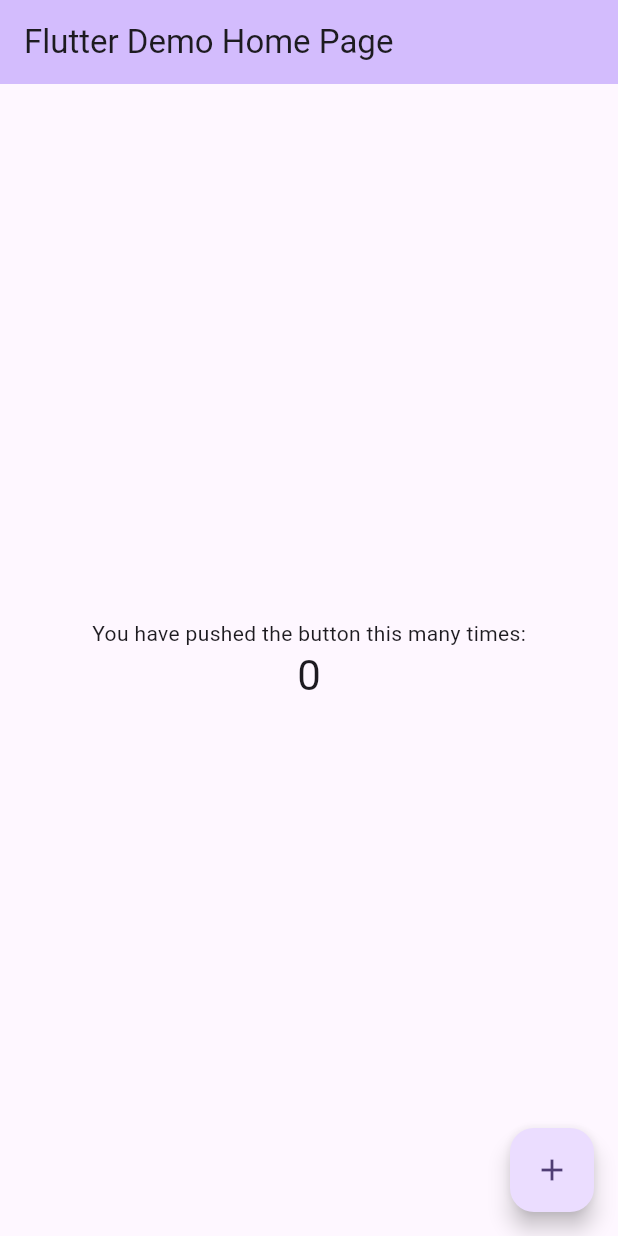
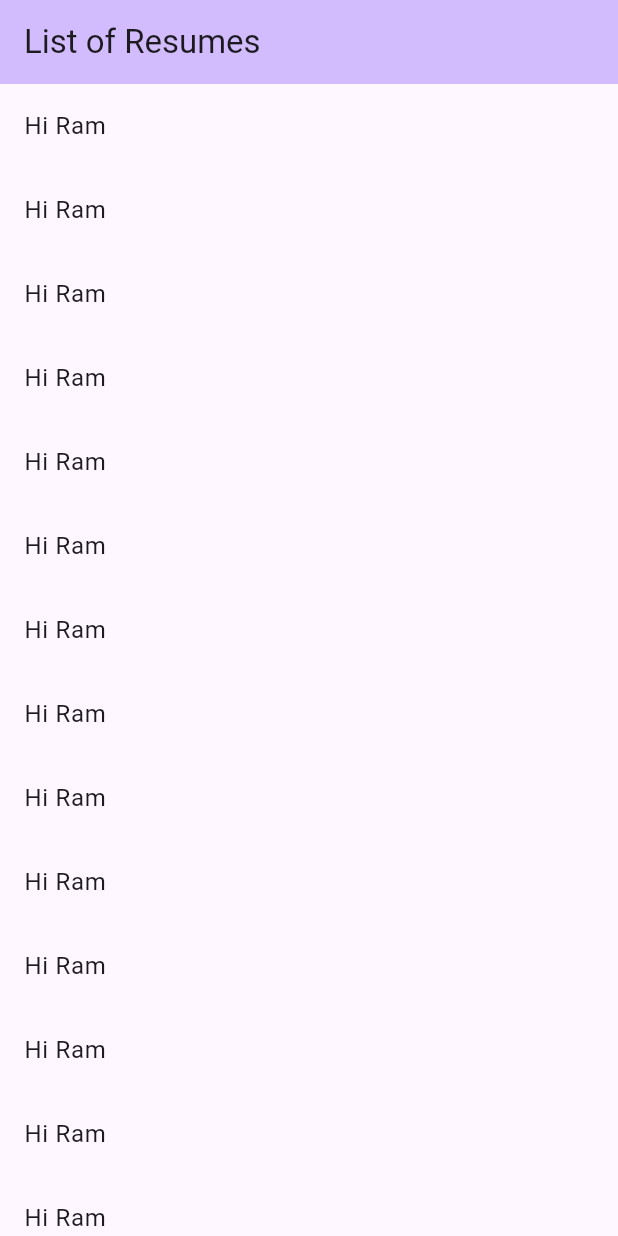
Before and after one commit to ram7767/ram_Personal_Protfolio_flutter_app, a Flutter app: the screen it shows after launch, on a phone screen of 412 x 824 dp. Run offline on Flutter 3.47's test engine with Material 2 defaults, Android fonts, the phone set to English and light mode, and no system bars.

Commit message:
Added the List View

```diff
--- a/lib/main.dart
+++ b/lib/main.dart
@@ -1,125 +1,84 @@
 import 'package:flutter/material.dart';
+import 'package:ram_personal_protfolio_flutter_app/main_view/resumes_list_view.dart';
 
 void main() {
-  runApp(const MyApp());
+  runApp(const MainScreen());
 }
 
-class MyApp extends StatelessWidget {
-  const MyApp({super.key});
-
-  // This widget is the root of your application.
+class MainScreen extends StatelessWidget {
+  const MainScreen({super.key});
   @override
   Widget build(BuildContext context) {
     return MaterialApp(
-      title: 'Flutter Demo',
+      title: 'Portfolio',
       theme: ThemeData(
-        // This is the theme of your application.
-        //
-        // TRY THIS: Try running your application with "flutter run". You'll see
-        // the application has a blue toolbar. Then, without quitting the app,
-        // try changing the seedColor in the colorScheme below to Colors.green
-        // and then invoke "hot reload" (save your changes or press the "hot
-        // reload" button in a Flutter-supported IDE, or press "r" if you used
-        // the command line to start the app).
-        //
-        // Notice that the counter didn't reset back to zero; the application
-        // state is not lost during the reload. To reset the state, use hot
-        // restart instead.
-        //
-        // This works for code too, not just values: Most code changes can be
-        // tested with just a hot reload.
         colorScheme: ColorScheme.fromSeed(seedColor: Colors.deepPurple),
         useMaterial3: true,
       ),
-      home: const MyHomePage(title: 'Flutter Demo Home Page'),
+      home: const MainHomeScreen(title: 'Resume Builder App'),
     );
   }
 }
 
-class MyHomePage extends StatefulWidget {
-  const MyHomePage({super.key, required this.title});
-
-  // This widget is the home page of your application. It is stateful, meaning
-  // that it has a State object (defined below) that contains fields that affect
-  // how it looks.
-
-  // This class is the configuration for the state. It holds the values (in this
-  // case the title) provided by the parent (in this case the App widget) and
-  // used by the build method of the State. Fields in a Widget subclass are
-  // always marked "final".
-
+class MainHomeScreen extends StatefulWidget {
+  const MainHomeScreen({super.key, required this.title});
   final String title;
 
   @override
-  State<MyHomePage> createState() => _MyHomePageState();
+  State<MainHomeScreen> createState() => _MainHomeScreenState();
 }
 
-class _MyHomePageState extends State<MyHomePage> {
-  int _counter = 0;
-
-  void _incrementCounter() {
-    setState(() {
-      // This call to setState tells the Flutter framework that something has
-      // changed in this State, which causes it to rerun the build method below
-      // so that the display can reflect the updated values. If we changed
-      // _counter without calling setState(), then the build method would not be
-      // called again, and so nothing would appear to happen.
-      _counter++;
-    });
-  }
+class _MainHomeScreenState extends State<MainHomeScreen> {
 
   @override
   Widget build(BuildContext context) {
-    // This method is rerun every time setState is called, for instance as done
-    // by the _incrementCounter method above.
-    //
-    // The Flutter framework has been optimized to make rerunning build methods
-    // fast, so that you can just rebuild anything that needs updating rather
-    // than having to individually change instances of widgets.
-    return Scaffold(
-      appBar: AppBar(
-        // TRY THIS: Try changing the color here to a specific color (to
-        // Colors.amber, perhaps?) and trigger a hot reload to see the AppBar
-        // change color while the other colors stay the same.
-        backgroundColor: Theme.of(context).colorScheme.inversePrimary,
-        // Here we take the value from the MyHomePage object that was created by
-        // the App.build method, and use it to set our appbar title.
-        title: Text(widget.title),
-      ),
-      body: Center(
-        // Center is a layout widget. It takes a single child and positions it
-        // in the middle of the parent.
-        child: Column(
-          // Column is also a layout widget. It takes a list of children and
-          // arranges them vertically. By default, it sizes itself to fit its
-          // children horizontally, and tries to be as tall as its parent.
-          //
-          // Column has various properties to control how it sizes itself and
-          // how it positions its children. Here we use mainAxisAlignment to
-          // center the children vertically; the main axis here is the vertical
-          // axis because Columns are vertical (the cross axis would be
-          // horizontal).
-          //
-          // TRY THIS: Invoke "debug painting" (choose the "Toggle Debug Paint"
-          // action in the IDE, or press "p" in the console), to see the
-          // wireframe for each widget.
-          mainAxisAlignment: MainAxisAlignment.center,
-          children: <Widget>[
-            const Text(
-              'You have pushed the button this many times:',
-            ),
-            Text(
-              '$_counter',
-              style: Theme.of(context).textTheme.headlineMedium,
-            ),
-          ],
-        ),
-      ),
-      floatingActionButton: FloatingActionButton(
-        onPressed: _incrementCounter,
-        tooltip: 'Increment',
-        child: const Icon(Icons.add),
-      ), // This trailing comma makes auto-formatting nicer for build methods.
-    );
+    return const ResumesList();
+
+
+    //   Scaffold(
+    //   appBar: AppBar(
+    //     // TRY THIS: Try changing the color here to a specific color (to
+    //     // Colors.amber, perhaps?) and trigger a hot reload to see the AppBar
+    //     // change color while the other colors stay the same.
+    //     backgroundColor: Theme.of(context).colorScheme.inversePrimary,
+    //     // Here we take the value from the MyHomePage object that was created by
+    //     // the App.build method, and use it to set our appbar title.
+    //     title: Text(widget.title),
+    //   ),
+    //   body: Center(
+    //     // Center is a layout widget. It takes a single child and positions it
+    //     // in the middle of the parent.
+    //     child: Column(
+    //       // Column is also a layout widget. It takes a list of children and
+    //       // arranges them vertically. By default, it sizes itself to fit its
+    //       // children horizontally, and tries to be as tall as its parent.
+    //       //
+    //       // Column has various properties to control how it sizes itself and
+    //       // how it positions its children. Here we use mainAxisAlignment to
+    //       // center the children vertically; the main axis here is the vertical
+    //       // axis because Columns are vertical (the cross axis would be
+    //       // horizontal).
+    //       //
+    //       // TRY THIS: Invoke "debug painting" (choose the "Toggle Debug Paint"
+    //       // action in the IDE, or press "p" in the console), to see the
+    //       // wireframe for each widget.
+    //       mainAxisAlignment: MainAxisAlignment.center,
+    //       children: <Widget>[
+    //         const Text(
+    //           'You have pushed the button this many times:',
+    //         ),
+    //         Text(
+    //           '$_counter',
+    //           style: Theme.of(context).textTheme.headlineMedium,
+    //         ),
+    //       ],
+    //     ),
+    //   ),
+    //   floatingActionButton: FloatingActionButton(
+    //     onPressed: _incrementCounter,
+    //     tooltip: 'Increment',
+    //     child: const Icon(Icons.add),
+    //   ), // This trailing comma makes auto-formatting nicer for build methods.
+    // );
   }
 }
--- /dev/null
+++ b/lib/main_view/resumes_list_view.dart
@@ -0,0 +1,20 @@
+import 'package:flutter/material.dart';
+
+class ResumesList extends StatelessWidget {
+  const ResumesList({super.key});
+
+  @override
+  Widget build(BuildContext context) {
+    return Scaffold(
+      appBar: AppBar(
+        title: const Text("List of Resumes"),
+        backgroundColor: Theme.of(context).colorScheme.inversePrimary,
+      ),
+      body: ListView.builder(itemCount: 25,itemBuilder: (context, index) {
+        return const ListTile(
+          title: Text("Hi Ram"),
+        );
+      }),
+    );
+  }
+}
```
Also changed, not shown: 1 other file.
